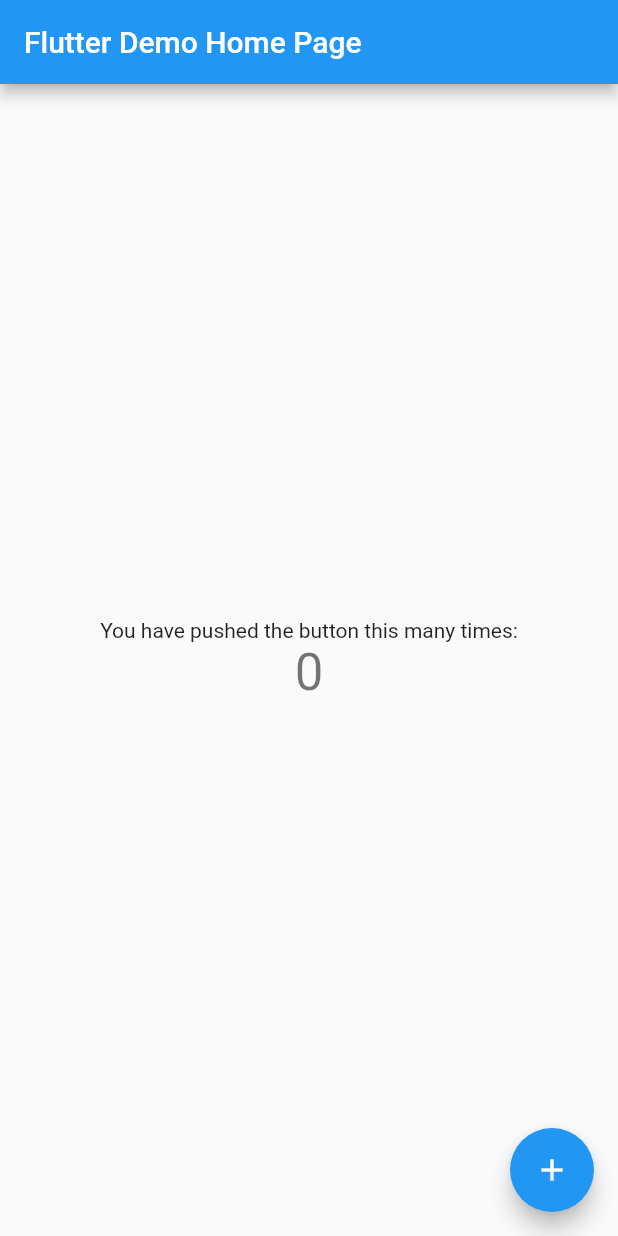
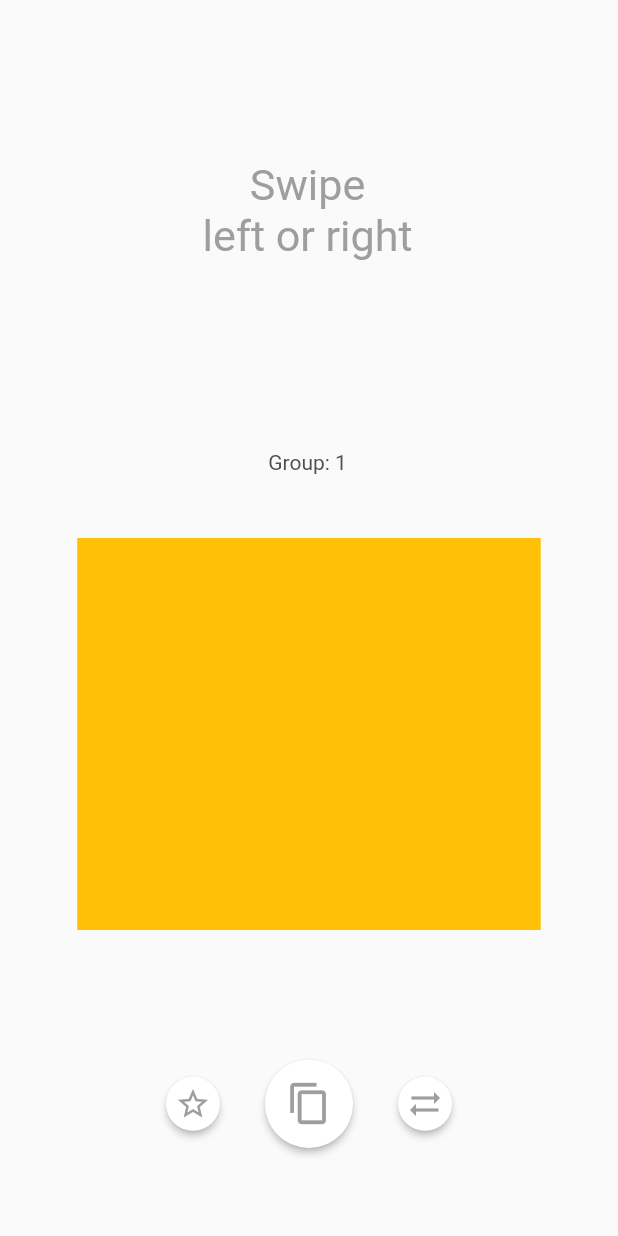
Before and after one commit to RustambekSafarov/flashcards, a Flutter app: the screen it shows after launch, on a phone screen of 412 x 824 dp. Run offline on Flutter 3.47's test engine with Material 2 defaults, Android fonts, the phone set to English and light mode, and no system bars; drawn by our look-alikes of carousel_slider; our stand-ins replace go_router, sqflite; accounts and stored records are empty.

Commit message:
home screen added

```diff
--- a/lib/main.dart
+++ b/lib/main.dart
@@ -1,4 +1,7 @@
+import 'package:flashcards/screens/all_words_screen.dart';
+import 'package:flashcards/screens/home_screen.dart';
 import 'package:flutter/material.dart';
+import 'package:go_router/go_router.dart';
 
 void main() {
   runApp(const MyApp());
@@ -10,106 +13,24 @@
   // This widget is the root of your application.
   @override
   Widget build(BuildContext context) {
-    return MaterialApp(
-      title: 'Flutter Demo',
-      theme: ThemeData(
-        // This is the theme of your application.
-        //
-        // Try running your application with "flutter run". You'll see the
-        // application has a blue toolbar. Then, without quitting the app, try
-        // changing the primarySwatch below to Colors.green and then invoke
-        // "hot reload" (press "r" in the console where you ran "flutter run",
-        // or simply save your changes to "hot reload" in a Flutter IDE).
-        // Notice that the counter didn't reset back to zero; the application
-        // is not restarted.
-        primarySwatch: Colors.blue,
+    return MaterialApp.router(
+      debugShowCheckedModeBanner: false,
+      routerConfig: GoRouter(
+        initialLocation: '/home',
+        routes: [
+          GoRoute(
+              path: '/home',
+              name: HomeScreen.routeName,
+              builder: (context, state) => HomeScreen(),
+              routes: [
+                GoRoute(
+                  path: '/words',
+                  name: AllWordsScreen.routeName,
+                  builder: (context, state) => AllWordsScreen(),
+                )
+              ])
+        ],
       ),
-      home: const MyHomePage(title: 'Flutter Demo Home Page'),
     );
   }
 }
-
-class MyHomePage extends StatefulWidget {
-  const MyHomePage({super.key, required this.title});
-
-  // This widget is the home page of your application. It is stateful, meaning
-  // that it has a State object (defined below) that contains fields that affect
-  // how it looks.
-
-  // This class is the configuration for the state. It holds the values (in this
-  // case the title) provided by the parent (in this case the App widget) and
-  // used by the build method of the State. Fields in a Widget subclass are
-  // always marked "final".
-
-  final String title;
-
-  @override
-  State<MyHomePage> createState() => _MyHomePageState();
-}
-
-class _MyHomePageState extends State<MyHomePage> {
-  int _counter = 0;
-
-  void _incrementCounter() {
-    setState(() {
-      // This call to setState tells the Flutter framework that something has
-      // changed in this State, which causes it to rerun the build method below
-      // so that the display can reflect the updated values. If we changed
-      // _counter without calling setState(), then the build method would not be
-      // called again, and so nothing would appear to happen.
-      _counter++;
-    });
-  }
-
-  @override
-  Widget build(BuildContext context) {
-    // This method is rerun every time setState is called, for instance as done
-    // by the _incrementCounter method above.
-    //
-    // The Flutter framework has been optimized to make rerunning build methods
-    // fast, so that you can just rebuild anything that needs updating rather
-    // than having to individually change instances of widgets.
-    return Scaffold(
-      appBar: AppBar(
-        // Here we take the value from the MyHomePage object that was created by
-        // the App.build method, and use it to set our appbar title.
-        title: Text(widget.title),
-      ),
-      body: Center(
-        // Center is a layout widget. It takes a single child and positions it
-        // in the middle of the parent.
-        child: Column(
-          // Column is also a layout widget. It takes a list of children and
-          // arranges them vertically. By default, it sizes itself to fit its
-          // children horizontally, and tries to be as tall as its parent.
-          //
-          // Invoke "debug painting" (press "p" in the console, choose the
-          // "Toggle Debug Paint" action from the Flutter Inspector in Android
-          // Studio, or the "Toggle Debug Paint" command in Visual Studio Code)
-          // to see the wireframe for each widget.
-          //
-          // Column has various properties to control how it sizes itself and
-          // how it positions its children. Here we use mainAxisAlignment to
-          // center the children vertically; the main axis here is the vertical
-          // axis because Columns are vertical (the cross axis would be
-          // horizontal).
-          mainAxisAlignment: MainAxisAlignment.center,
-          children: <Widget>[
-            const Text(
-              'You have pushed the button this many times:',
-            ),
-            Text(
-              '$_counter',
-              style: Theme.of(context).textTheme.headlineMedium,
-            ),
-          ],
-        ),
-      ),
-      floatingActionButton: FloatingActionButton(
-        onPressed: _incrementCounter,
-        tooltip: 'Increment',
-        child: const Icon(Icons.add),
-      ), // This trailing comma makes auto-formatting nicer for build methods.
-    );
-  }
-}
--- /dev/null
+++ b/lib/models/cart.dart
@@ -0,0 +1,12 @@
+class Cart {
+  int id;
+  String baseWord;
+  String translated;
+  String group;
+  Cart({
+    required this.id,
+    required this.baseWord,
+    required this.translated,
+    required this.group,
+  });
+}
--- /dev/null
+++ b/lib/models/db_helper.dart
@@ -0,0 +1,31 @@
+import 'dart:async';
+
+import 'package:flutter/widgets.dart';
+import 'package:path/path.dart';
+import 'package:flutter/material.dart';
+import 'package:sqflite/sqflite.dart';
+
+class DbHelper with ChangeNotifier {
+  void openDb() async {
+    // Avoid errors caused by flutter upgrade.
+    // Importing 'package:flutter/widgets.dart' is required.
+    WidgetsFlutterBinding.ensureInitialized();
+    // Open the database and store the reference.
+    final database = openDatabase(
+      // Set the path to the database. Note: Using the `join` function from the
+      // `path` package is best practice to ensure the path is correctly
+      // constructed for each platform.
+      join(await getDatabasesPath(), 'flashcards.db'),
+      onCreate: (db, version) {
+        // Run the CREATE TABLE statement on the database.
+        return db.execute(
+          'CREATE TABLE flashcards(id INTEGER PRIMARY KEY, name TEXT, description TEXT, group TEXT)',
+        );
+      },
+    );
+  }
+
+  Future<void> insertItem() async {
+    final db = openDb();
+  }
+}
--- /dev/null
+++ b/lib/screens/add_new_screen.dart
@@ -0,0 +1,12 @@
+import 'package:flutter/src/widgets/framework.dart';
+import 'package:flutter/src/widgets/placeholder.dart';
+
+class AddNewScreen extends StatelessWidget {
+  const AddNewScreen({super.key});
+  static const routeName = '/add-new';
+
+  @override
+  Widget build(BuildContext context) {
+    return const Placeholder();
+  }
+}
--- /dev/null
+++ b/lib/screens/all_words_screen.dart
@@ -0,0 +1,11 @@
+import 'package:flutter/material.dart';
+
+class AllWordsScreen extends StatelessWidget {
+  const AllWordsScreen({super.key});
+  static const routeName = 'words';
+
+  @override
+  Widget build(BuildContext context) {
+    return const Placeholder();
+  }
+}
--- /dev/null
+++ b/lib/screens/home_screen.dart
@@ -0,0 +1,193 @@
+import 'dart:math';
+
+import 'package:carousel_slider/carousel_slider.dart';
+import 'package:flutter/material.dart';
+
+import '../models/cart.dart';
+
+class HomeScreen extends StatefulWidget {
+  const HomeScreen({super.key});
+  static const routeName = '/home';
+
+  @override
+  State<HomeScreen> createState() => _HomeScreenState();
+}
+
+class _HomeScreenState extends State<HomeScreen>
+    with SingleTickerProviderStateMixin {
+  //declare the isBack bool
+  bool isBack = true;
+  double angle = 0;
+
+  void _flip() {
+    setState(() {
+      angle = (angle + pi) % (2 * pi);
+    });
+  }
+
+  @override
+  Widget build(BuildContext context) {
+    double baseWidth = 430;
+    double fem = MediaQuery.of(context).size.width / baseWidth;
+    double ffem = fem * 0.97;
+    List<Cart> items = [
+      Cart(
+        id: 1,
+        baseWord: 'Something',
+        translated: 'Nimadir',
+        group: 'qaysidir',
+      )
+    ];
+
+    return Scaffold(
+      body: LayoutBuilder(
+        builder: (ctx, constrainst) {
+          return Center(
+            child: Column(
+              mainAxisAlignment: MainAxisAlignment.spaceEvenly,
+              children: [
+                Container(
+                  padding: EdgeInsets.only(
+                    left: 28 * fem,
+                    top: 50 * fem,
+                    right: 30 * fem,
+                    bottom: 40 * fem,
+                  ),
+                  child: Column(
+                    children: [
+                      Text(
+                        'Swipe',
+                        style:
+                            TextStyle(fontSize: 30 * fem, color: Colors.grey),
+                      ),
+                      Text(
+                        'left or right',
+                        style:
+                            TextStyle(fontSize: 30 * fem, color: Colors.grey),
+                      ),
+                    ],
+                  ),
+                ),
+                Column(
+                  children: [
+                    Container(
+                      margin: EdgeInsets.only(
+                        left: 28 * fem,
+                        top: 30 * fem,
+                        right: 30 * fem,
+                        bottom: 15 * fem,
+                      ),
+                      child: Text(
+                        'Group: 1',
+                        style: TextStyle(
+                          color: Color.fromARGB(255, 80, 80, 80),
+                        ),
+                      ),
+                    ),
+                    CarouselSlider.builder(
+                      itemCount: items.length,
+                      itemBuilder: (context, index, realIndex) {
+                        return Container(
+                          margin: EdgeInsets.all(29 * fem),
+                          child: GestureDetector(
+                            onTap: _flip,
+                            child: TweenAnimationBuilder(
+                              tween: Tween<double>(begin: 0, end: angle),
+                              duration: Duration(milliseconds: 500),
+                              builder: (BuildContext context, double val, __) {
+                                //here we will change the isBack val so we can change the content of the card
+                                if (val >= (pi / 2)) {
+                                  isBack = false;
+                                } else {
+                                  isBack = true;
+                                }
+                                return Transform(
+                                  //let's make the card flip by it's center
+                                  alignment: Alignment.center,
+                                  transform: Matrix4.identity()
+                                    ..setEntry(3, 2, 0.001)
+                                    ..rotateY(val),
+                                  child: Container(
+                                      width: 309,
+                                      height: 474,
+                                      child: isBack
+                                          ? Container(
+                                              color: Colors.amber,
+                                            ) //if it's back we will display here
+                                          : Transform(
+                                              alignment: Alignment.center,
+                                              transform: Matrix4.identity()
+                                                ..rotateY(
+                                                  pi,
+                                                ), // it will flip horizontally the container
+                                              child: Container(
+                                                color: Colors.grey,
+                                              ),
+                                            ) //else we will display it here,
+                                      ),
+                                );
+                              },
+                            ),
+                          ),
+                        );
+                      },
+                      options: CarouselOptions(
+                        // enlargeStrategy: CenterPageEnlargeStrategy.height,
+                        enlargeCenterPage: true,
+                        autoPlayCurve: Curves.ease,
+                        clipBehavior: Clip.antiAliasWithSaveLayer,
+                        aspectRatio: 1.3,
+                        viewportFraction: 0.99,
+                      ),
+                    ),
+                  ],
+                ),
+                Row(
+                  mainAxisAlignment: MainAxisAlignment.center,
+                  children: [
+                    ElevatedButton(
+                      style: ElevatedButton.styleFrom(
+                          backgroundColor: Colors.white, shape: CircleBorder()),
+                      onPressed: () {},
+                      child: Icon(
+                        Icons.star_border,
+                        color: Colors.grey,
+                      ),
+                    ),
+                    ElevatedButton(
+                      style: ElevatedButton.styleFrom(
+                          backgroundColor: Colors.white, shape: CircleBorder()),
+                      onPressed: () {},
+                      child: Container(
+                        margin: EdgeInsets.only(
+                          left: 15 * fem,
+                          top: 15 * fem,
+                          right: 15 * fem,
+                          bottom: 15 * fem,
+                        ),
+                        child: Icon(
+                          Icons.copy,
+                          color: Colors.grey,
+                          size: 30,
+                        ),
+                      ),
+                    ),
+                    ElevatedButton(
+                      style: ElevatedButton.styleFrom(
+                          backgroundColor: Colors.white, shape: CircleBorder()),
+                      onPressed: () {},
+                      child: Icon(
+                        Icons.sync_alt,
+                        color: Colors.grey,
+                      ),
+                    ),
+                  ],
+                )
+              ],
+            ),
+          );
+        },
+      ),
+    );
+  }
+}
--- /dev/null
+++ b/lib/screens/splash_screen.dart
@@ -0,0 +1,10 @@
+import 'package:flutter/material.dart';
+
+class SplashScreen extends StatelessWidget {
+  const SplashScreen({super.key});
+
+  @override
+  Widget build(BuildContext context) {
+    return Scaffold();
+  }
+}
--- /dev/null
+++ b/lib/widgets/cart.dart
@@ -0,0 +1,10 @@
+import 'package:flutter/material.dart';
+
+class Cart extends StatelessWidget {
+  const Cart({super.key});
+
+  @override
+  Widget build(BuildContext context) {
+    return const Placeholder();
+  }
+}
--- a/pubspec.yaml
+++ b/pubspec.yaml
@@ -35,6 +35,10 @@
   # The following adds the Cupertino Icons font to your application.
   # Use with the CupertinoIcons class for iOS style icons.
   cupertino_icons: ^1.0.2
+  go_router: ^6.5.2
+  flutter_native_splash: ^2.2.19
+  carousel_slider: ^4.2.1
+  sqflite: ^2.2.6
 
 dev_dependencies:
   flutter_test:
```
Also changed, not shown: pubspec.lock, 1 other file.
